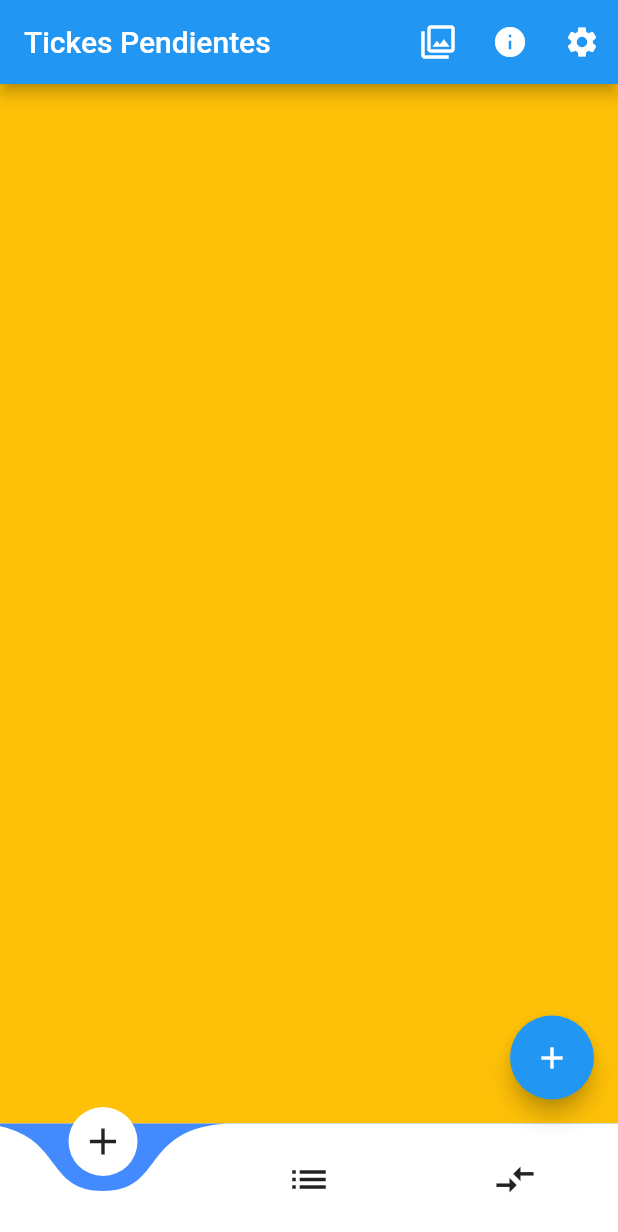
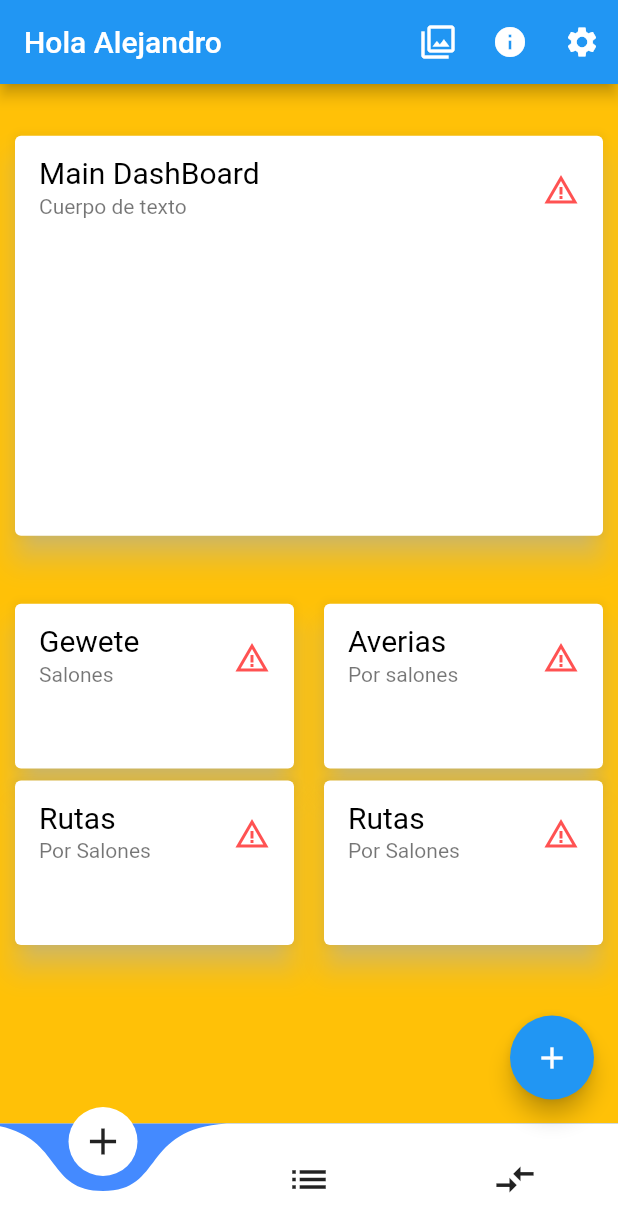
Before and after one commit to bubble-code/flutter_inicial_gewete, a Flutter app: the HomePage screen opened directly, on a phone screen of 412 x 824 dp. Shown: the top 1232 px of the screen. Run offline on Flutter 3.47's test engine with Material 2 defaults, Android fonts, the light colour scheme and no system bars; drawn by our look-alikes of curved_navigation_bar; our stand-ins replace cloud_firestore, firebase_auth, firebase_core, google_maps_flutter, location; missing offline and left inert: address_search_field, puppeteer; accounts and stored records are empty; statements that could not run were skipped.

Commit message:
Trabajando en Lista de Gewete

```diff
--- /dev/null
+++ b/lib/ui/gewete.dart
@@ -0,0 +1,10 @@
+import 'package:flutter/material.dart';
+
+class GewetesList extends StatelessWidget {
+  const GewetesList({Key? key}) : super(key: key);
+
+  @override
+  Widget build(BuildContext context) {
+    return Container();
+  }
+}
--- a/lib/ui/home_page.dart
+++ b/lib/ui/home_page.dart
@@ -4,6 +4,8 @@ import 'package:firebase_auth/firebase_auth.dart';
 // import 'package:firebase_core/firebase_core.dart';
 import 'package:flutter/material.dart';
 import 'package:flutter_inicial_gewete/ui/addLocationSalon.dart';
+import 'package:flutter_inicial_gewete/ui/widget/cardMain.dart';
+import 'package:flutter_inicial_gewete/ui/widget/cardMy.dart';
 
 import 'addView.dart';
 
@@ -19,7 +21,7 @@ class _HomePageState extends State<HomePage> {
   Widget build(BuildContext context) {
     return Scaffold(
       appBar: AppBar(
-        title: const Text("Tickes Pendientes"),
+        title: const Text("Hola Alejandro"),
         // centerTitle: true,
         automaticallyImplyLeading: false,
         actions: [
@@ -50,61 +52,87 @@ class _HomePageState extends State<HomePage> {
           ),
           height: MediaQuery.of(context).size.height,
           width: MediaQuery.of(context).size.width,
-        child: Center(
-            child: StreamBuilder(
-          stream: FirebaseFirestore.instance
-              .collection("users")
-              .doc(FirebaseAuth.instance.currentUser?.uid)
-              .collection("ticket")
-              .snapshots(),
-          builder:
-              (BuildContext context, AsyncSnapshot<QuerySnapshot> snapshot) {
-            if (!snapshot.hasData) {
-              return const Center(
-                child: CircularProgressIndicator(),
-              );
-            }
-            return Center(
-              widthFactor: 5,
+          // child: Center(
+          //   child: StreamBuilder(
+          //     stream: FirebaseFirestore.instance
+          //         .collection("users")
+          //         .doc(FirebaseAuth.instance.currentUser?.uid)
+          //         .collection("ticket")
+          //         .snapshots(),
+          //     builder:
+          //         (BuildContext context, AsyncSnapshot<QuerySnapshot> snapshot) {
+          //       if (!snapshot.hasData) {
+          //         return const Center(
+          //           child: CircularProgressIndicator(),
+          //         );
+          //       }
+          //       return Center(
+          //         widthFactor: 5,
+          //         child: ListView(
+          //           children: [
+          //             ...snapshot.data!.docs
+          //                 .map(
+          //                   (e) => Card(
+          //                     child: SizedBox(
+          //                       height: MediaQuery.of(context).size.height / 7,
+          //                       width: MediaQuery.of(context).size.width / 1.3,
+          //                       child: ListTile(
+          //                         title: Text(e.id,
+          //                             style: const TextStyle(
+          //                               color: Colors.black,
+          //                               fontSize: 20.0,
+          //                             )),
+          //                         subtitle: Text("${e.get("detalle")}"),
+          //                         trailing: e.get('priory') == 1
+          //                             ? const Icon(
+          //                                 Icons.warning_amber,
+          //                                 color: Colors.redAccent,
+          //                               )
+          //                             : const Icon(
+          //                                 Icons.one_k_plus,
+          //                                 color: Colors.transparent,
+          //                               ),
+          //                       ),
+          //                     ),
+          //                     elevation: 8,
+          //                     shadowColor: Colors.blue[50],
+          //                     margin: const EdgeInsets.only(
+          //                         left: 10.0, top: 5.0, right: 10.0, bottom: 3.0),
+          //                   ),
+          //                 )
+          //                 .toList(),
+          //           ],
+          //         ),
+          //       );
+          //     },
+          //   ),
+          // ),,
           child: ListView(
             children: [
-                  ...snapshot.data!.docs
-                      .map(
-                        (e) => Card(
-                          child: SizedBox(
-                            height: MediaQuery.of(context).size.height / 7,
-                            width: MediaQuery.of(context).size.width / 1.3,
-                            child: ListTile(
-                              title: Text(e.id,
-                                  style: const TextStyle(
-                                    color: Colors.black,
-                                    fontSize: 20.0,
-                                  )),
-                              subtitle: Text("${e.get("detalle")}"),
-                              trailing: e.get('priory') == 1
-                                  ? const Icon(
-                                      Icons.warning_amber,
-                                      color: Colors.redAccent,
-                                    )
-                                  : const Icon(
-                                      Icons.one_k_plus,
-                                      color: Colors.transparent,
+              SizedBox(
+                height: MediaQuery.of(context).size.height / 28,
               ),
+              const CardMain(
+                titulo: "Main DashBoard",
+                subtitulo: "Cuerpo de texto",
               ),
+              SizedBox(
+                height: MediaQuery.of(context).size.height / 22,
               ),
-                          elevation: 8,
-                          shadowColor: Colors.blue[50],
-                          margin: const EdgeInsets.only(
-                              left: 10.0, top: 5.0, right: 10.0, bottom: 3.0),
-                        ),
-                      )
-                      .toList(),
+              Row(
+                children: const [
+                  CardInicial(titulo: "Gewete", subtitulo: "Salones"),
+                  CardInicial(titulo: "Averias", subtitulo: "Por salones")
                 ],
               ),
-            );
-          },
+              Row(
+                children: const [
+                  CardInicial(titulo: "Rutas", subtitulo: "Por Salones"),
+                  CardInicial(titulo: "Rutas", subtitulo: "Por Salones"),
+                ],
+              )
+            ],
           )),
-      ),
       floatingActionButton: FloatingActionButton(
         onPressed: () {
           Navigator.push(
--- /dev/null
+++ b/lib/ui/widget/cardMain.dart
@@ -0,0 +1,35 @@
+import 'package:flutter/material.dart';
+
+class CardMain extends StatelessWidget {
+  final String titulo, subtitulo;
+  const CardMain({Key? key, required this.titulo, required this.subtitulo})
+      : super(key: key);
+
+  @override
+  Widget build(BuildContext context) {
+    return Container(
+      height: MediaQuery.of(context).size.height / 3.0,
+      width: 20.0,
+      child: Card(
+        child: ListTile(
+          title: Text(
+            titulo,
+            style: const TextStyle(
+              color: Colors.black,
+              fontSize: 20.0,
+            ),
+          ),
+          subtitle: Text(subtitulo),
+          trailing: const Icon(
+            Icons.warning_amber,
+            color: Colors.redAccent,
+          ),
+        ),
+        elevation: 8,
+        shadowColor: Colors.blue[50],
+        margin: const EdgeInsets.only(
+            left: 10.0, top: 5.0, right: 10.0, bottom: 3.0),
+      ),
+    );
+  }
+}
--- /dev/null
+++ b/lib/ui/widget/cardMy.dart
@@ -0,0 +1,52 @@
+import 'package:flutter/material.dart';
+
+class CardInicial extends StatefulWidget {
+  final String titulo, subtitulo;
+
+  const CardInicial(
+      {Key? key,
+      required this.titulo,
+      required this.subtitulo,
+      Function? functionCard})
+      : super(key: key);
+
+  @override
+  State<CardInicial> createState() => _CardInicialState();
+}
+
+class _CardInicialState extends State<CardInicial> {
+  late Function functionCard;
+
+  @override
+  Widget build(BuildContext context) {
+    return InkWell(
+      onTap: () {
+        print("Card Click");
+      },
+      child: Container(
+        height: MediaQuery.of(context).size.height / 7.0,
+        width: MediaQuery.of(context).size.width / 2,
+        child: Card(
+          child: ListTile(
+            title: Text(
+              widget.titulo,
+              style: const TextStyle(
+                color: Colors.black,
+                fontSize: 20.0,
+              ),
+            ),
+            subtitle: Text(widget.subtitulo),
+            trailing: const Icon(
+              Icons.warning_amber,
+              color: Colors.redAccent,
+            ),
+          ),
+          elevation: 8,
+          shadowColor: Colors.blue[50],
+          margin: const EdgeInsets.only(
+              left: 10.0, top: 5.0, right: 10.0, bottom: 3.0),
+        ),
+      ),
+    );
+  }
+}
```
Lines whose indentation alone changed are shown as unchanged.
